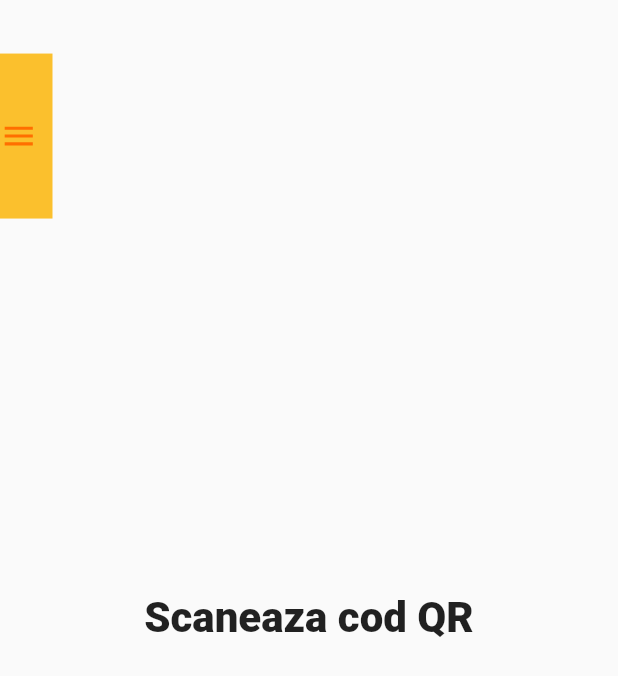
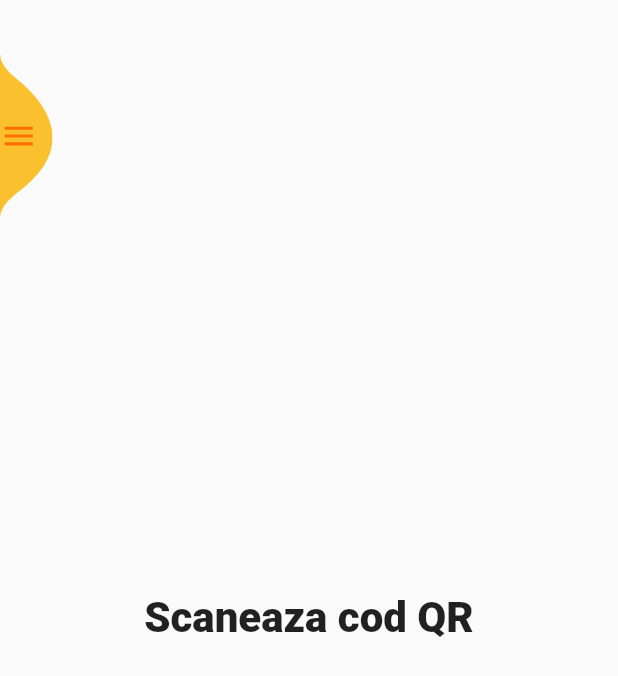
Before and after one commit to h3xxit/aplicatieInventariereScoala, a Flutter app: the SideBarLayout screen opened directly, on a phone screen of 412 x 824 dp. Shown: the top 676 px of the screen. Run offline on Flutter 3.47's test engine with Material 2 defaults, Android fonts, the phone set to English and light mode, and no system bars; our stand-ins replace bloc, firebase_auth, firebase_database, flutter_bloc, rxdart; accounts and stored records are empty; project files that could hold a hidden picture were left out.

Commit message:
functioneaza sidebar slidey cu clickuri si round si tot tacamul

```diff
--- /dev/null
+++ b/logintest/lib/bloc.navigation_bloc/navigation_bloc.dart
@@ -0,0 +1,34 @@
+import 'package:bloc/bloc.dart';
+import 'package:flutter/material.dart';
+import 'package:logintest/pages/homepage.dart';
+import 'package:logintest/pages/myaccount.dart';
+import 'package:logintest/pages/inventory.dart';
+
+enum NavigationEvents {
+  HomePageClickedEvent,
+  MyAccountClickedEvent,
+  InventoryClickedEvent,
+}
+
+abstract class NavigationStates{}
+
+class NavigationBloc extends Bloc<NavigationEvents, NavigationStates>{
+  @override
+  NavigationStates get initialState => HomePage();
+
+  @override
+  Stream <NavigationStates> mapEventToState(NavigationEvents event) async*{
+      switch(event){
+        case NavigationEvents.HomePageClickedEvent:
+          yield HomePage();
+          break;
+        case NavigationEvents.MyAccountClickedEvent:
+          yield MyAccountPage();
+          break;
+        case NavigationEvents.InventoryClickedEvent:
+          yield InventoryPage();
+          break;
+      }
+  }
+
+}
--- a/logintest/lib/pages/homepage.dart
+++ b/logintest/lib/pages/homepage.dart
@@ -1,7 +1,8 @@
 
 import 'package:flutter/material.dart';
+import 'package:logintest/bloc.navigation_bloc/navigation_bloc.dart';
 
-class HomePage extends StatelessWidget {
+class HomePage extends StatelessWidget with NavigationStates{
   @override
   Widget build(BuildContext context) {
     return Center(
--- a/logintest/lib/pages/inventory.dart
+++ b/logintest/lib/pages/inventory.dart
@@ -1,6 +1,7 @@
 import 'package:flutter/material.dart';
+import 'package:logintest/bloc.navigation_bloc/navigation_bloc.dart';
 
-class IntentoryPage extends StatelessWidget {
+class InventoryPage extends StatelessWidget with NavigationStates{
   @override
   Widget build(BuildContext context) {
     return Center(
--- a/logintest/lib/pages/myaccount.dart
+++ b/logintest/lib/pages/myaccount.dart
@@ -1,6 +1,7 @@
 import 'package:flutter/material.dart';
+import 'package:logintest/bloc.navigation_bloc/navigation_bloc.dart';
 
-class MyAccountPage extends StatelessWidget {
+class MyAccountPage extends StatelessWidget with NavigationStates{
   @override
   Widget build(BuildContext context) {
     return Center(
--- a/logintest/lib/sidebar/sidebar.dart
+++ b/logintest/lib/sidebar/sidebar.dart
@@ -3,7 +3,10 @@
 import 'dart:async';
 
 import 'package:flutter/material.dart';
+import 'package:flutter_bloc/flutter_bloc.dart';
+import 'package:logintest/bloc.navigation_bloc/navigation_bloc.dart';
 import 'package:rxdart/rxdart.dart';
+import 'package:logintest/sidebar/menu_item.dart';
 
 class SideBar extends StatefulWidget {
   @override
@@ -62,14 +65,86 @@ class _SideBarState extends State<SideBar>
           duration: _animationDuration,
           top: 0,
           bottom: 0,
-          left: sidebarIsOpenedAsync.data ? 0 : 0,
+          left: sidebarIsOpenedAsync.data ? 0 : -screenWidth,
           right: sidebarIsOpenedAsync.data ? 0 : screenWidth - 35,
           child: Row(
             children: <Widget>[
               Expanded(
                 child: Container(
+                    padding: const EdgeInsets.symmetric(horizontal: 20),
                     color: Colors.yellow[700],
+                    child: Column(
+                      children: <Widget>[
+                        SizedBox(
+                          height: 70,
                         ),
+                        ListTile(
+                          title: Text(
+                            "Ana Maria Pintiliciuc",
+                            style: TextStyle(
+                                color: Colors.deepOrange[700],
+                                fontSize: 30,
+                                fontWeight: FontWeight.w800),
+                          ),
+                          subtitle: Text(
+                            "mail@gmail.com",
+                            style: TextStyle(
+                              color: Colors.amber[900],
+                              fontSize: 20,
+                            ),
+                          ),
+                          leading: CircleAvatar(
+                            child: Icon(
+                              Icons.perm_identity,
+                              color: Colors.white,
+                            ),
+                            radius: 40,
+                          ),
+                        ),
+                        Divider(
+                          height: 64.0,
+                          thickness: 0.5,
+                          color: Colors.amber[900],
+                          indent: 32,
+                          endIndent: 32,
+                        ),
+                        MenuItem(
+                          icon: Icons.filter_center_focus,
+                          title: "Scaneaza coduri QR",
+                          onTap: (){
+                            onIconPressed();
+                            BlocProvider.of<NavigationBloc>(context).add(NavigationEvents.HomePageClickedEvent);
+                          },
+                        ),
+                        MenuItem(
+                          icon: Icons.format_list_bulleted,
+                          title: "Inventar",
+                          onTap: (){
+                            onIconPressed();
+                            BlocProvider.of<NavigationBloc>(context).add(NavigationEvents.InventoryClickedEvent);
+                          },
+                        ),
+                        MenuItem(
+                          icon: Icons.person,
+                          title: "Contul meu",
+                          onTap: (){
+                            onIconPressed();
+                            BlocProvider.of<NavigationBloc>(context).add(NavigationEvents.MyAccountClickedEvent);
+                          },
+                        ),
+                        Divider(
+                          height: 64.0,
+                          thickness: 0.5,
+                          color: Colors.amber[900],
+                          indent: 32,
+                          endIndent: 32,
+                        ),
+                        MenuItem(
+                          icon: Icons.exit_to_app,
+                          title: "Logout",
+                        ),
+                      ],
+                    )),
               ),
               Align(
                 alignment: Alignment(0, -0.9),
@@ -77,6 +152,8 @@ class _SideBarState extends State<SideBar>
                   onTap: () {
                     onIconPressed();
                   },
+                  child: ClipPath(
+                    clipper: CustomMenuClipper(),
                     child: Container(
                       width: 35.0,
                       height: 110.0,
@@ -90,6 +167,7 @@ class _SideBarState extends State<SideBar>
                       ),
                     ),
                   ),
+                ),
               )
             ],
           ),
@@ -98,3 +176,31 @@ class _SideBarState extends State<SideBar>
     );
   }
 }
+
+class CustomMenuClipper extends CustomClipper<Path>{
+  @override
+  Path getClip(Size size) {
+    Paint paint = Paint();
+    paint.color = Colors.white;
+
+    final width=size.width;
+    final height=size.height;
+
+    Path path = Path();
+    path.moveTo(0, 0);
+    path.quadraticBezierTo(0, 8, 10, 16);
+    path.quadraticBezierTo(width-1, height/2-20, width, height/2);
+    path.quadraticBezierTo(width+1, height/2+20, 10, height-16);
+    path.quadraticBezierTo(0, height-8, 0, height);
+    path.close();
+
+    return path;
+  }
+
+  @override
+  bool shouldReclip(CustomClipper<Path> oldClipper) {
+    // TODO: implement shouldReclip
+    return true;
+  }
+
+}
--- a/logintest/lib/sidebar/sidebar_layout.dart
+++ b/logintest/lib/sidebar/sidebar_layout.dart
@@ -1,4 +1,7 @@
+import 'package:firebase_database/firebase_database.dart';
 import 'package:flutter/material.dart';
+import 'package:flutter_bloc/flutter_bloc.dart';
+import 'package:logintest/bloc.navigation_bloc/navigation_bloc.dart';
 import 'package:logintest/pages/homepage.dart';
 import 'package:logintest/sidebar/sidebar.dart';
 
@@ -8,12 +11,19 @@ class  SideBarLayout extends StatelessWidget {
   @override
   Widget build(BuildContext context) {
     return Scaffold(
-      body: Stack(
-        children: <Widget>[
-          HomePage(),
-          SideBar(),
-        ],
+      body:BlocProvider <NavigationBloc> (
+        create: (context) => NavigationBloc(),
+        child: Stack(
+          children: <Widget>[
+            BlocBuilder<NavigationBloc, NavigationStates>(
+              builder: (context, navigationState) {
+                return navigationState as Widget;
+              },
+            ),
+            SideBar(),
+          ],
+        ),
       ),
     );
- }
+   }
 }
--- a/logintest/pubspec.yaml
+++ b/logintest/pubspec.yaml
@@ -25,7 +25,8 @@ dependencies:
   # The following adds the Cupertino Icons font to your application.
   # Use with the CupertinoIcons class for iOS style icons.
   cupertino_icons: ^0.1.2
-  rxdart: ^0.23.1
+  flutter_bloc: ^2.1.1
+  # rxdart: ^0.23.1
 
 dev_dependencies:
   flutter_test:
```
Also changed, not shown: logintest/lib/sidebar/menu_item.dart (added, +38 -0 lines), logintest/pubspec.lock. Lines whose indentation alone changed are shown as unchanged.
